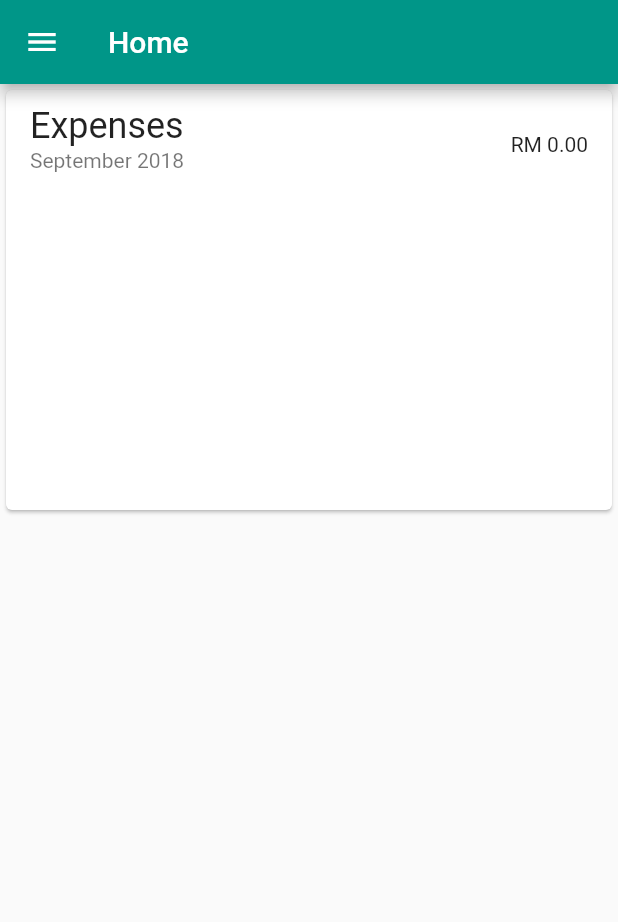
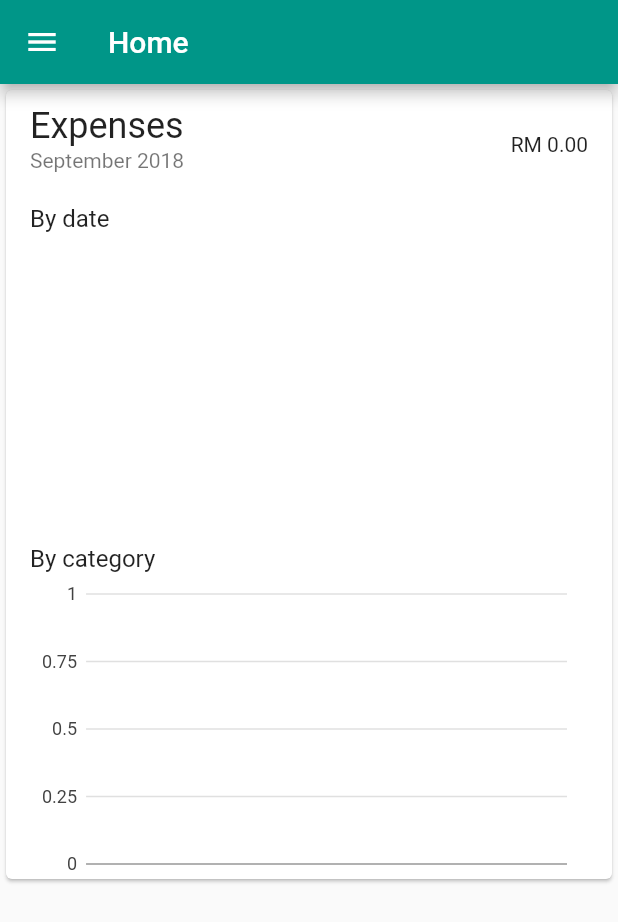
Before and after one commit to yousoff92/flutter-firebase-crud-app, a Flutter app: the screen it shows after launch, on a phone screen of 412 x 824 dp. Shown: the top 922 px of the screen. Run offline on Flutter 3.47's test engine with Material 2 defaults, Android fonts, the phone set to English and light mode, and no system bars; our stand-ins replace cached_network_image, charts_flutter, connectivity, firebase_auth, firebase_database, google_sign_in and 1 more; accounts and stored records are empty.

Commit message:
Add expenses chart by category

```diff
--- /dev/null
+++ b/lib/component/barchart.dart
@@ -0,0 +1,56 @@
+/// Bar chart example
+import 'package:charts_flutter/flutter.dart' as charts;
+import 'package:flutter/material.dart';
+
+class SimpleBarChart extends StatelessWidget {
+  final List<charts.Series> seriesList;
+  final bool animate;
+
+  SimpleBarChart(this.seriesList, {this.animate});
+
+  /// Creates a [BarChart] with sample data and no transition.
+  factory SimpleBarChart.withSampleData() {
+    return new SimpleBarChart(
+      _createSampleData(),
+      // Disable animations for image tests.
+      animate: false,
+    );
+  }
+
+
+  @override
+  Widget build(BuildContext context) {
+    return new charts.BarChart(
+      seriesList,
+      animate: animate,
+    );
+  }
+
+  /// Create one series with sample hard coded data.
+  static List<charts.Series<BarChartItem, String>> _createSampleData() {
+    final data = [
+      new BarChartItem('2014', 5),
+      new BarChartItem('2015', 25),
+      new BarChartItem('2016', 100),
+      new BarChartItem('2017', 75),
+    ];
+
+    return [
+      new charts.Series<BarChartItem, String>(
+        id: 'Sales',
+        colorFn: (_, __) => charts.MaterialPalette.blue.shadeDefault,
+        domainFn: (BarChartItem sales, _) => sales.key,
+        measureFn: (BarChartItem sales, _) => sales.value,
+        data: data,
+      )
+    ];
+  }
+}
+
+/// Sample ordinal data type.
+class BarChartItem {
+  final String key;
+  final num value;
+
+  BarChartItem(this.key, this.value);
+}
--- a/lib/screens/home.dart
+++ b/lib/screens/home.dart
@@ -7,6 +7,8 @@ import 'package:charts_flutter/flutter.dart' as charts;
 import '../drawer.dart';
 import '../model/expenses.dart';
 import '../component/timechart.dart';
+import '../component/barchart.dart';
+import '../constant/constant.dart';
 
 final DatabaseReference expensesRef =
     FirebaseDatabase.instance.reference().child("expenses");
@@ -63,12 +65,26 @@ class HomeScreenState extends State<HomeScreen> {
     ];
   }
 
+  static List<charts.Series<BarChartItem, String>> _createExpensesCategoryData(data) {
+    return [
+      new charts.Series<BarChartItem, String>(
+        id: 'ExpensesCategory',
+        colorFn: (_, __) => charts.MaterialPalette.blue.shadeDefault,
+        domainFn: (BarChartItem item, _) => item.key,
+        measureFn: (BarChartItem item, _) => item.value,
+        data: data,
+      )
+    ];
+  }
+
   Widget _buildExpenses() {
     DateTime today = new DateTime.now();
     double sum = 0.0;
 
+    Map<DateTime,num> expensesChartMap = new Map();
     List<TimeSeriesItem> expensesChartData = new List();
-    Map<DateTime,num> expensesChartMap = new Map();
+    Map<String,num> expensesCategoryMap = new Map();
+    List<BarChartItem> expensesCategoryData = new List();
     expensesList.sort((a, b) {
       return a.transactionDate.compareTo(b.transactionDate);
     });
@@ -80,17 +96,33 @@ class HomeScreenState extends State<HomeScreen> {
       sum += expenses.price;
 
       DateTime t = new DateTime(expenses.transactionDate.year, expenses.transactionDate.month, expenses.transactionDate.day);
+      String c = expenses.category ?? Constant.CATEGORY_OTHER;
 
+      // For timeseries chart
       if(expensesChartMap.containsKey(t)) {
         expensesChartMap[t] = expensesChartMap[t] + expenses.price;
       } else {
         expensesChartMap[t] = expenses.price;
       }
+
+      // For barchart
+        if(expensesCategoryMap.containsKey(c)) {
+          expensesCategoryMap[c] = expensesCategoryMap[c] + expenses.price;
+        } else {
+          expensesCategoryMap[c] = expenses.price;
+        }
+
+
     });
 
     expensesChartMap.forEach((t,n) {
       expensesChartData
         .add(new TimeSeriesItem(t, n));
+    });
+
+    expensesCategoryMap.forEach((t,n) {
+      expensesCategoryData
+        .add(new BarChartItem(t, n));
     });
 
     Widget chart;
@@ -101,7 +133,13 @@ class HomeScreenState extends State<HomeScreen> {
       );
     }
 
-    // todo + tooltip utk chart
+    Widget expensesCategoryChart;
+    if(expensesCategoryData != null) {
+      expensesCategoryChart = new SimpleBarChart(
+        _createExpensesCategoryData(expensesCategoryData),
+        animate: true,
+      );
+    }
 
     return new Card(
         child: new Column(children: <Widget>[
@@ -113,7 +151,8 @@ class HomeScreenState extends State<HomeScreen> {
         subtitle: new Text(new DateFormat('MMMM y').format(today)),
         trailing: new Text("RM " + sum.toStringAsFixed(2)),
       ),
-      new ListTile(title: Container(child: chart, height: 200.0)),
+      new ListTile(title: new Text("By date"), subtitle: Container(child: chart, height: 200.0)),
+      new ListTile(title: new Text("By category"), subtitle: Container(child: expensesCategoryChart, height: 200.0)),
     ]));
   }
 
```
